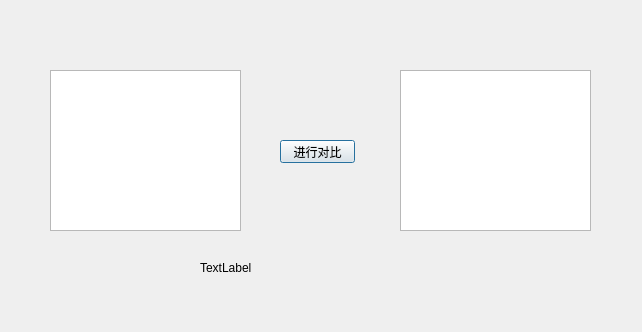
Old version of the form GUI/GUI.ui in the repository zxypro1/ProgrammingHomework.
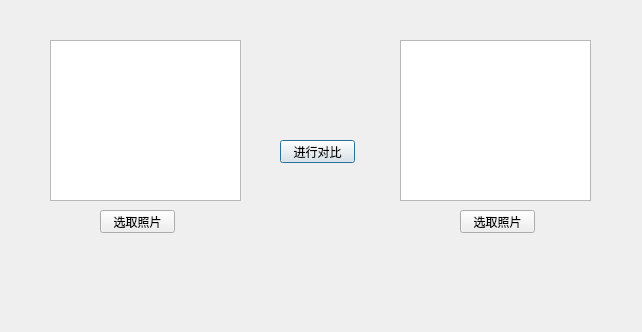
New version of the form.

```diff
--- a/GUI/GUI.ui
+++ b/GUI/GUI.ui
@@ -30,7 +30,7 @@
    <property name="geometry">
     <rect>
      <x>50</x>
-     <y>70</y>
+     <y>40</y>
      <width>191</width>
      <height>161</height>
     </rect>
@@ -40,7 +40,7 @@
    <property name="geometry">
     <rect>
      <x>400</x>
-     <y>70</y>
+     <y>40</y>
      <width>191</width>
      <height>161</height>
     </rect>
@@ -56,7 +56,33 @@
     </rect>
    </property>
    <property name="text">
-    <string>TextLabel</string>
+    <string/>
+   </property>
+  </widget>
+  <widget class="QPushButton" name="pushButton_2">
+   <property name="geometry">
+    <rect>
+     <x>100</x>
+     <y>210</y>
+     <width>75</width>
+     <height>23</height>
+    </rect>
+   </property>
+   <property name="text">
+    <string>选取照片</string>
+   </property>
+  </widget>
+  <widget class="QPushButton" name="pushButton_3">
+   <property name="geometry">
+    <rect>
+     <x>460</x>
+     <y>210</y>
+     <width>75</width>
+     <height>23</height>
+    </rect>
+   </property>
+   <property name="text">
+    <string>选取照片</string>
    </property>
   </widget>
  </widget>
```
